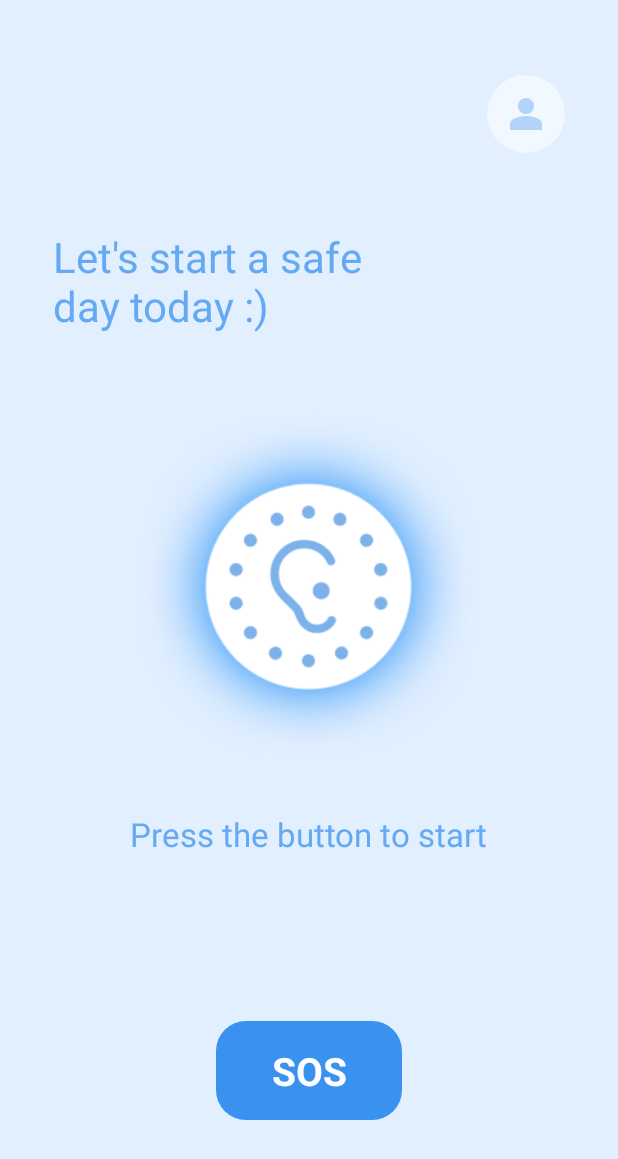
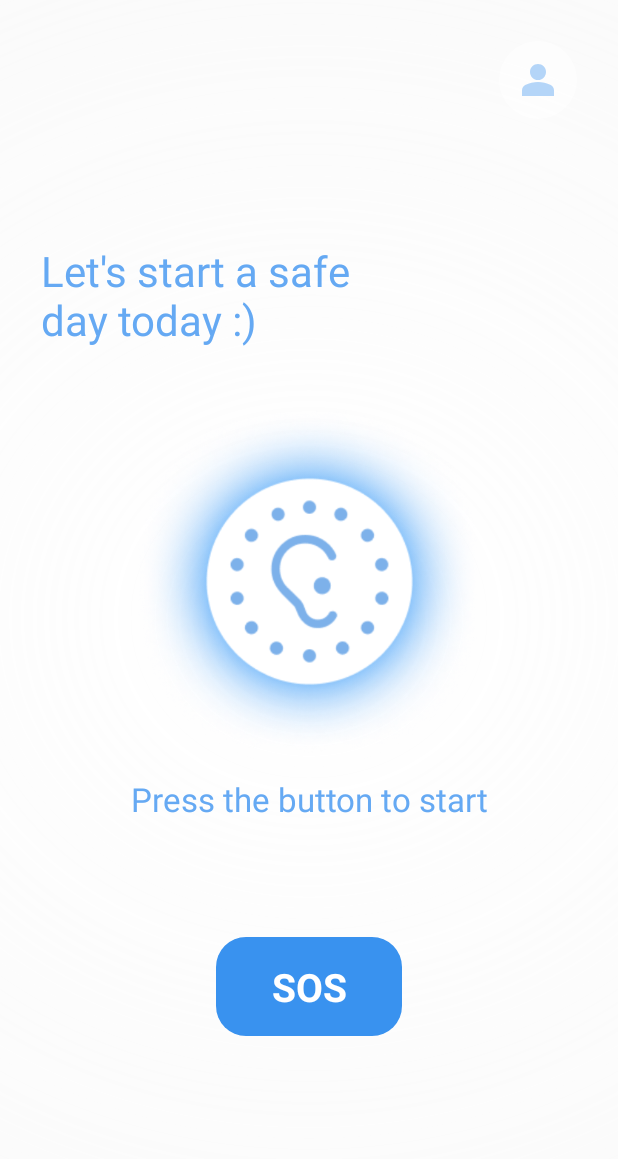
Before and after one commit to GDSC-SWU/2025-Mutism-SolutionChallenge, an Android app: the screen it shows after launch (MainActivity), on a phone screen of 412 x 824 dp. Shown: the top 1159 px of the screen. Run offline under Robolectric (Android 15) with nearby library versions, the phone set to English and light mode, and no system bars.

Commit message:
fix: Fix main screen layout bug

```diff
--- a/mutism/app/src/main/java/com/example/mutism/controller/main/MainActivity.kt
+++ b/mutism/app/src/main/java/com/example/mutism/controller/main/MainActivity.kt
@@ -160,22 +160,17 @@ class MainActivity : AppCompatActivity() {
             rootLayout.setBackgroundResource(R.drawable.bg_main2)
             binding.tvWelcome.visibility = View.GONE
             binding.tvRecording.visibility = View.VISIBLE
-            binding.spaceBetween.visibility = View.GONE
             binding.tvNowHear.visibility = View.VISIBLE
             binding.mainTvExplain.text = getString(R.string.text_main_stop)
             binding.listContainer.visibility = View.VISIBLE
-            binding.spaceBetween.visibility = View.GONE
         } else {
             binding.btnStart.setImageResource(R.drawable.btn_start)
-            // bg_main1으로 수정
-            rootLayout.setBackgroundResource(R.drawable.bg_main2)
+            rootLayout.setBackgroundResource(R.drawable.bg_main1)
             binding.tvWelcome.visibility = View.VISIBLE
             binding.tvRecording.visibility = View.GONE
-            binding.spaceBetween.visibility = View.VISIBLE
             binding.tvNowHear.visibility = View.GONE
             binding.mainTvExplain.text = getString(R.string.text_main_start)
             binding.listContainer.visibility = View.GONE
-            binding.spaceBetween.visibility = View.VISIBLE
         }
     }
 
--- /dev/null
+++ b/mutism/app/src/main/res/drawable/bg_main1.xml
@@ -0,0 +1,21 @@
+<vector xmlns:android="http://schemas.android.com/apk/res/android"
+    xmlns:aapt="http://schemas.android.com/aapt"
+    android:width="412dp"
+    android:height="917dp"
+    android:viewportWidth="412"
+    android:viewportHeight="917">
+  <path
+      android:pathData="M0,0h412v917h-412z"
+      android:fillAlpha="0.49">
+    <aapt:attr name="android:fillColor">
+      <gradient
+          android:centerX="206"
+          android:centerY="458.5"
+          android:gradientRadius="659.63"
+          android:type="radial">
+        <item android:offset="0" android:color="#0068A7EA"/>
+        <item android:offset="1" android:color="#AAEDEDED"/>
+      </gradient>
+    </aapt:attr>
+  </path>
+</vector>
--- a/mutism/app/src/main/res/layout/activity_main.xml
+++ b/mutism/app/src/main/res/layout/activity_main.xml
@@ -1,76 +1,82 @@
 <?xml version="1.0" encoding="utf-8"?>
-<LinearLayout xmlns:android="http://schemas.android.com/apk/res/android"
+<androidx.constraintlayout.widget.ConstraintLayout
+    xmlns:android="http://schemas.android.com/apk/res/android"
+    xmlns:app="http://schemas.android.com/apk/res-auto"
     android:id="@+id/main"
     android:layout_width="match_parent"
     android:layout_height="match_parent"
-    android:background="@drawable/bg_main2"
+    android:background="@drawable/bg_main1"
     android:clipChildren="false"
-    android:clipToPadding="false"
-    android:orientation="vertical">
+    android:clipToPadding="false">
 
     <ImageView
         android:id="@+id/btn_my_page"
         android:layout_width="wrap_content"
         android:layout_height="wrap_content"
-        android:layout_gravity="end"
-        android:layout_marginTop="50dp"
-        android:layout_marginEnd="35dp"
-        android:src="@drawable/btn_my_page" />
+        android:layout_marginTop="27dp"
+        android:layout_marginEnd="27dp"
+        android:src="@drawable/btn_my_page"
+        app:layout_constraintEnd_toEndOf="parent"
+        app:layout_constraintTop_toTopOf="parent"/>
 
     <TextView
         android:id="@+id/tv_welcome"
         android:layout_width="wrap_content"
         android:layout_height="wrap_content"
-        android:layout_marginStart="35dp"
-        android:layout_marginTop="50dp"
+        android:layout_marginStart="27dp"
+        android:layout_marginTop="82dp"
         android:text="@string/text_main_welcome"
         android:textColor="@color/color_primary_light"
-        android:textSize="28sp" />
+        android:textSize="28sp"
+        app:layout_constraintStart_toStartOf="parent"
+        app:layout_constraintTop_toBottomOf="@+id/btn_my_page"/>
 
     <TextView
         android:id="@+id/tv_recording"
         android:layout_width="wrap_content"
         android:layout_height="wrap_content"
-        android:layout_gravity="center"
-        android:layout_marginBottom="24dp"
         android:layout_marginTop="135dp"
         android:visibility="gone"
         android:text="@string/text_main_recording"
         android:textColor="@color/color_primary"
-        android:textSize="24sp" />
-
-    <Space
-        android:id="@+id/space_between"
-        android:layout_width="match_parent"
-        android:layout_height="31dp"/>
+        android:textSize="24sp"
+        app:layout_constraintTop_toBottomOf="@+id/btn_my_page"
+        app:layout_constraintStart_toStartOf="parent"
+        app:layout_constraintEnd_toEndOf="parent" />
 
     <ImageView
         android:id="@+id/btn_start"
         android:layout_width="234dp"
         android:layout_height="234dp"
-        android:layout_gravity="center"
-        android:layout_margin="20dp"
-        android:src="@drawable/btn_start" />
+        android:layout_marginTop="191dp"
+        android:src="@drawable/btn_start"
+        app:layout_constraintTop_toBottomOf="@+id/btn_my_page"
+        app:layout_constraintStart_toStartOf="parent"
+        app:layout_constraintEnd_toEndOf="parent" />
 
     <TextView
         android:id="@+id/main_tv_explain"
         android:layout_width="wrap_content"
         android:layout_height="wrap_content"
-        android:layout_gravity="center"
         android:layout_marginTop="13dp"
         android:text="@string/text_main_start"
         android:textColor="@color/color_primary_light"
-        android:textSize="22sp" />
+        android:textSize="22sp"
+        app:layout_constraintTop_toBottomOf="@+id/btn_start"
+        app:layout_constraintStart_toStartOf="parent"
+        app:layout_constraintEnd_toEndOf="parent" />
 
     <FrameLayout
         android:id="@+id/btn_sos_container"
         android:layout_width="wrap_content"
         android:layout_height="wrap_content"
-        android:layout_gravity="center"
-        android:layout_marginTop="110dp"
+        android:layout_marginTop="77dp"
         android:background="@drawable/btn_sos_bg"
         android:clickable="true"
-        android:focusable="true">
+        android:focusable="true"
+        app:layout_constraintTop_toBottomOf="@+id/main_tv_explain"
+        app:layout_constraintStart_toStartOf="parent"
+        app:layout_constraintEnd_toEndOf="parent" >
 
         <TextView
             android:id="@+id/btn_sos"
@@ -88,11 +94,13 @@
         android:layout_width="match_parent"
         android:layout_height="wrap_content"
         android:layout_marginStart="36dp"
-        android:layout_marginTop="30dp"
+        android:layout_marginTop="23dp"
         android:text="@string/text_current_noise_label"
         android:textColor="@color/color_primary_dark"
         android:textSize="20sp"
-        android:visibility="gone" />
+        android:visibility="gone"
+        app:layout_constraintTop_toBottomOf="@+id/btn_sos_container"
+        app:layout_constraintStart_toStartOf="parent" />
 
     <LinearLayout
         android:id="@+id/list_container"
@@ -100,6 +108,8 @@
         android:layout_height="wrap_content"
         android:layout_marginTop="16dp"
         android:orientation="vertical"
-        android:layout_gravity="center"
-        android:visibility="gone" />
-</LinearLayout>
+        android:visibility="gone"
+        app:layout_constraintTop_toBottomOf="@+id/tv_now_hear"
+        app:layout_constraintStart_toStartOf="parent"
+        app:layout_constraintEnd_toEndOf="parent" />
+</androidx.constraintlayout.widget.ConstraintLayout>
```
